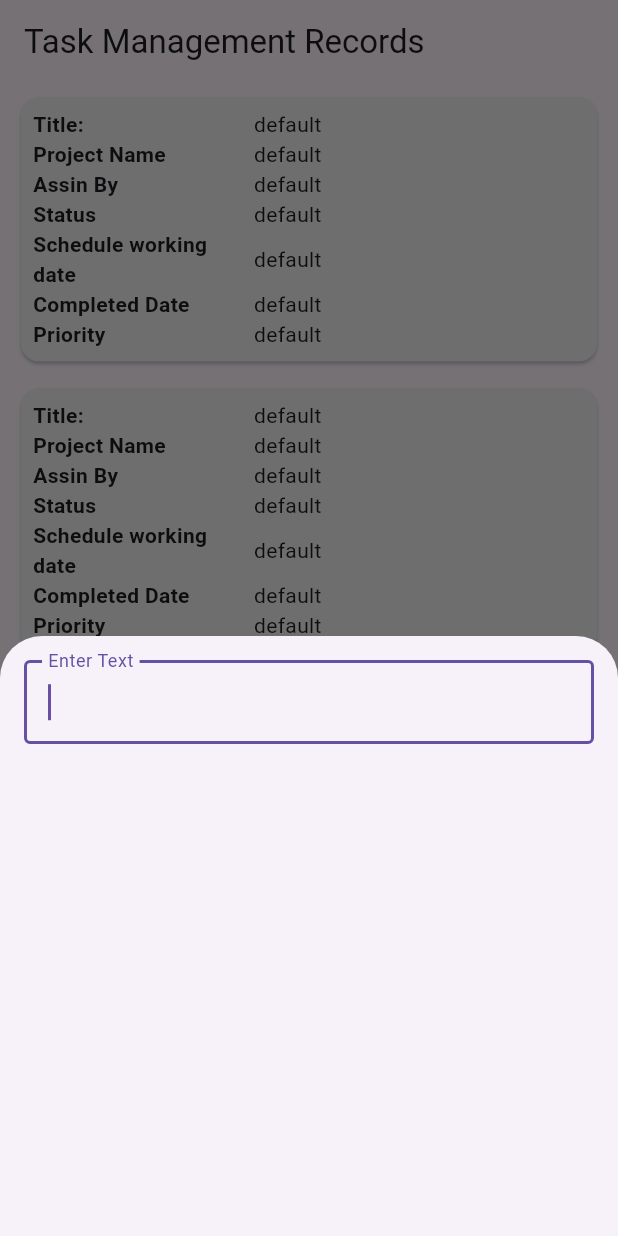
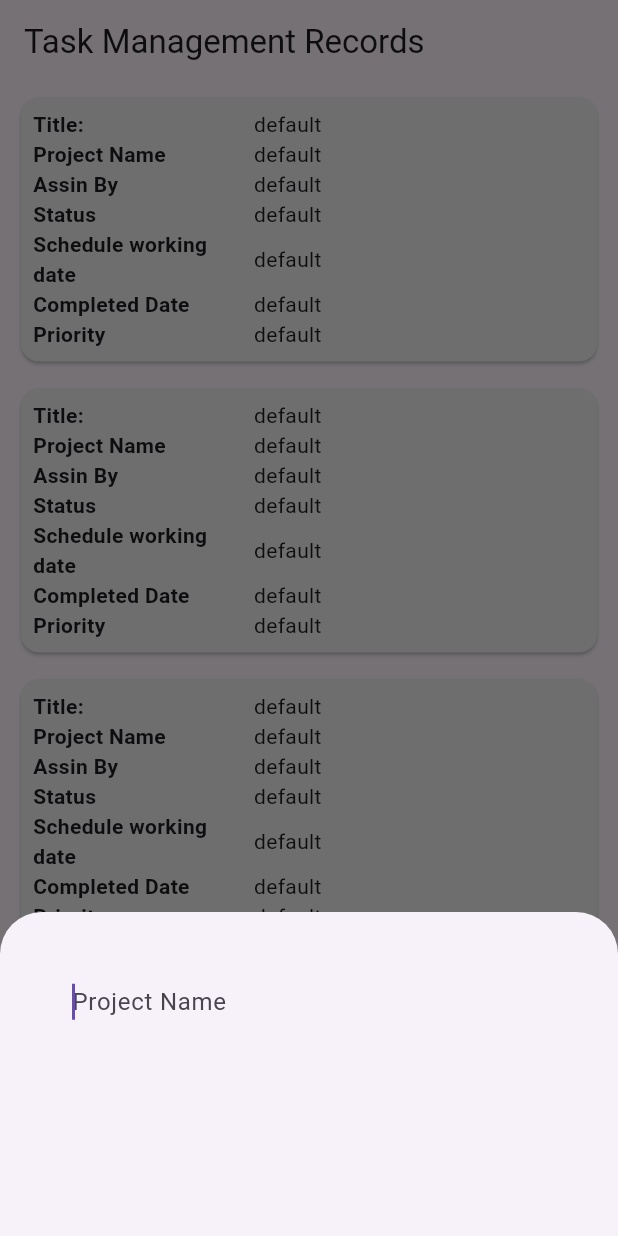
Before and after one commit to jhalto/datascape, a Flutter app: the screen it shows after launch, after a tap on the "add" icon, on a phone screen of 412 x 824 dp. Run offline on Flutter 3.47's test engine with Material 3 defaults, Android fonts, the phone set to English and light mode, and no system bars; our stand-ins replace curved_navigation_bar, flutter_advanced_drawer, persistent_bottom_nav_bar_v2, table_calendar.

Commit message:
updated, fixed height of page view, press enter to go to next page

```diff
--- a/lib/screens/add_task.dart
+++ b/lib/screens/add_task.dart
@@ -36,18 +36,28 @@
             Future.delayed(Duration.zero, () {
               _focusNodeProject.requestFocus();
             });
-            return SizedBox(
-              height: 400,
+            return Padding(
+                padding: EdgeInsets.only(
+                left: 16.0,
+                right: 16.0,
+                top: 16.0,
+                bottom: MediaQuery.of(context).viewInsets.bottom,),
+              child: SizedBox(
+                height: 200,
                 child: PageView(
                   controller: _pageController, // Link the PageController
                   children: [
                     BottomForm(
+                      hint: "Project Name",
                       function: () {
                         _pageController.nextPage(
-                        duration: const Duration(milliseconds: 300),
+                          duration: const Duration(milliseconds: 1
+
+                          ),
                           curve: Curves.easeInOut,
+
                         );
-                      Future.delayed(const Duration(milliseconds: 300), () {
+                        Future.delayed(const Duration(milliseconds: 1), () {
                           _focusNodeTitle.requestFocus();
                         });
                       },
@@ -55,6 +65,7 @@
                       textEditingController: _projectController,
                     ),
                     BottomForm(
+                      hint: "Title",
                       function: () {
                         // Final action
                         _focusNodeTitle.unfocus();
@@ -63,6 +74,7 @@
                       textEditingController: _titleController,
                     ),
                   ],
+                ),
               ),
             );
           },
@@ -79,20 +91,19 @@
     required this.function,
     required this.focusNode,
     required this.textEditingController,
+    required this.hint,
   });
 
   final VoidCallback function;
   final FocusNode focusNode;
   final TextEditingController textEditingController;
-
+  final String hint;
   @override
   Widget build(BuildContext context) {
     return Padding(
-      padding: EdgeInsets.only(
-        left: 16.0,
-        right: 16.0,
-        top: 16.0,
-        bottom: MediaQuery.of(context).viewInsets.bottom,
+      padding: EdgeInsets.all(
+         16.0,
+
       ),
       child: Column(
         mainAxisSize: MainAxisSize.min,
@@ -100,10 +111,23 @@
           TextField(
             onEditingComplete: function, // Trigger the navigation function
             focusNode: focusNode,
+
             controller: textEditingController,
-            decoration: const InputDecoration(
-              labelText: 'Enter Text',
-              border: OutlineInputBorder(),
+            decoration: InputDecoration(
+              hintText: hint,
+              enabledBorder: OutlineInputBorder(
+                borderSide: BorderSide(
+                  color: Colors.transparent
+                )
+              ),
+              border: OutlineInputBorder(
+                borderSide: BorderSide(color: Colors.transparent)
+              ),
+              focusedBorder: OutlineInputBorder(
+                borderSide: BorderSide(
+                  color: Colors.transparent
+                )
+              )
             ),
           ),
         ],
```
Lines whose indentation alone changed are shown as unchanged.
